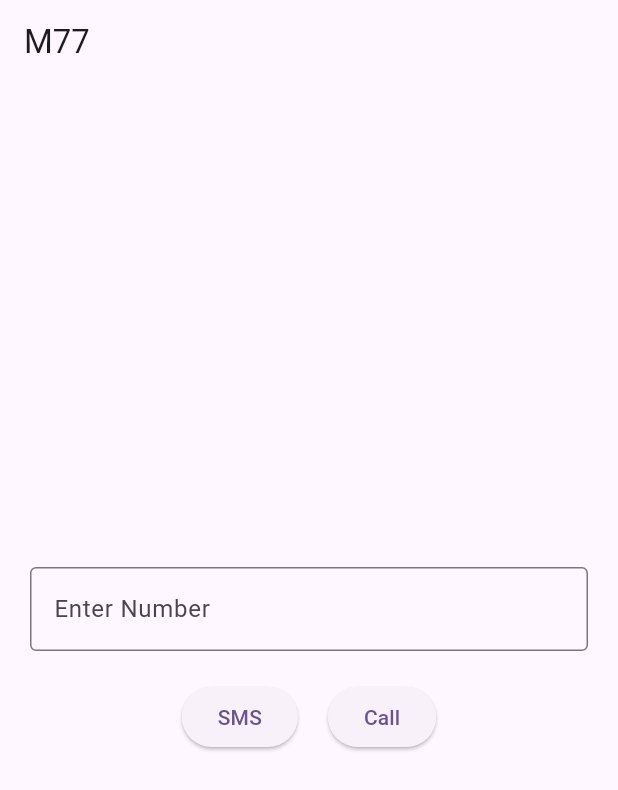
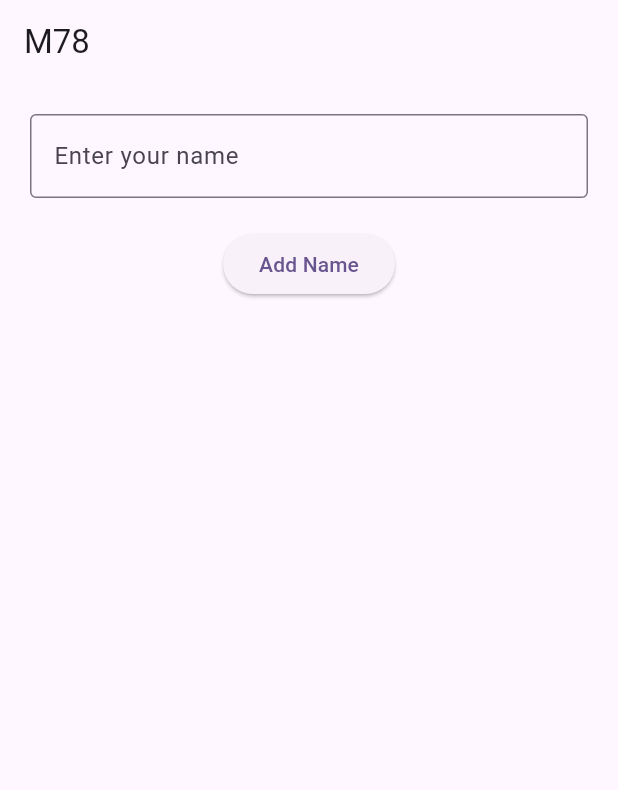
Before and after one commit to MalviRaval/Flutter_Assignment, a Flutter app: the screen it shows after launch, on a phone screen of 412 x 824 dp. Shown: the top 790 px of the screen. Run offline on Flutter 3.47's test engine with Material 3 defaults, Android fonts, the phone set to English and light mode, and no system bars; our stand-ins replace flutter_bloc, permission_handler.

Commit message:
Completed Assignment

```diff
--- /dev/null
+++ b/module_4/devtools_options.yaml
@@ -0,0 +1,3 @@
+description: This file stores settings for Dart & Flutter DevTools.
+documentation: https://docs.flutter.dev/tools/devtools/extensions#configure-extension-enablement-states
+extensions:
--- /dev/null
+++ b/module_4/lib/bloc/m_78/name_bloc.dart
@@ -0,0 +1,23 @@
+import 'package:flutter_bloc/flutter_bloc.dart';
+import 'package:module_4/bloc/m_78/name_event.dart';
+import 'package:module_4/bloc/m_78/name_state.dart';
+
+class NameBloc extends Bloc<NameEvent, NameState> {
+  NameBloc() : super(NameState([])) {
+    on<AddName>((event, emit) {
+      print(state.names);
+      final updatedNames = List<String>.from(state.names)..add(event.name);
+      emit(state.copyWith(names: updatedNames));
+    });
+    on<DeleteName>((event, enit) {
+      final updatedNames = List<String>.from(state.names)..remove(event.name);
+      emit(state.copyWith(names: updatedNames));
+    });
+    on<UpdateName>((event, emit) {
+      final updatedNames = List<String>.from(state.names)
+        ..removeAt(event.index)
+        ..insert(event.index, event.newName);
+      emit(state.copyWith(names: updatedNames));
+    });
+  }
+}
--- /dev/null
+++ b/module_4/lib/bloc/m_78/name_event.dart
@@ -0,0 +1,17 @@
+abstract class NameEvent {}
+
+class AddName extends NameEvent {
+  final String name;
+  AddName(this.name);
+}
+
+class DeleteName extends NameEvent {
+  final String name;
+  DeleteName(this.name);
+}
+
+class UpdateName extends NameEvent {
+  final int index;
+  final String newName;
+  UpdateName(this.index, this.newName);
+}
--- /dev/null
+++ b/module_4/lib/bloc/m_78/name_state.dart
@@ -0,0 +1,9 @@
+class NameState {
+  final List<String> names;
+
+  NameState(this.names);
+
+  NameState copyWith({List<String>? names}) {
+    return NameState(names ?? this.names);
+  }
+}
--- /dev/null
+++ b/module_4/lib/m_78.dart
@@ -0,0 +1,153 @@
+import 'package:flutter/material.dart';
+import 'package:flutter_bloc/flutter_bloc.dart';
+import 'package:module_4/bloc/m_78/name_bloc.dart';
+import 'package:module_4/bloc/m_78/name_event.dart';
+import 'package:module_4/bloc/m_78/name_state.dart';
+
+class M78 extends StatelessWidget {
+  M78({super.key});
+
+  final TextEditingController _nameController = TextEditingController();
+
+  @override
+  Widget build(BuildContext context) {
+    return Scaffold(
+        appBar: AppBar(
+          title: const Text('M78'),
+        ),
+        body: SingleChildScrollView(
+          child: SizedBox(
+            width: double.infinity,
+            height: MediaQuery.of(context).size.height,
+            child: Padding(
+              padding: const EdgeInsets.all(20.0),
+              child: Column(
+                spacing: 20,
+                mainAxisAlignment: MainAxisAlignment.center,
+                crossAxisAlignment: CrossAxisAlignment.center,
+                children: [
+                  TextField(
+                    controller: _nameController,
+                    decoration: InputDecoration(
+                      labelText: 'Enter your name',
+                      border: OutlineInputBorder(),
+                    ),
+                  ),
+                  ElevatedButton(
+                    onPressed: () {
+                      final name = _nameController.text;
+                      if (name.isNotEmpty) {
+                        _nameController.clear();
+                        context.read<NameBloc>().add(AddName(name));
+
+                        ScaffoldMessenger.of(context).showSnackBar(
+                          SnackBar(
+                            content: Text('Name $name added to list'),
+                          ),
+                        );
+                      }
+                    },
+                    child: const Text('Add Name'),
+                  ),
+                  BlocBuilder<NameBloc, NameState>(
+                    builder: (context, state) {
+                      return Expanded(
+                        child: ListView.builder(
+                            shrinkWrap: true,
+                            physics: NeverScrollableScrollPhysics(),
+                            itemCount: state.names.length,
+                            itemBuilder: (context, index) {
+                              return GestureDetector(
+                                onTap: () {
+                                  _openDialog(
+                                      context, state.names[index], index);
+                                },
+                                child: Dismissible(
+                                  background: Container(color: Colors.red),
+                                  key: Key(state.names[index]),
+                                  onDismissed: (direction) {
+                                    context
+                                        .read<NameBloc>()
+                                        .add(DeleteName(state.names[index]));
+                                    ScaffoldMessenger.of(context).showSnackBar(
+                                        SnackBar(
+                                            content: Text(
+                                                "Item ${state.names[index]} dismissed")));
+                                  },
+                                  child: Padding(
+                                    padding: const EdgeInsets.only(
+                                        top: 15.0, bottom: 15.0),
+                                    child: Text(state.names[index]),
+                                  ),
+                                ),
+                              );
+                            }),
+                      );
+                    },
+                  ),
+                ],
+              ),
+            ),
+          ),
+        ));
+  }
+
+  _openDialog(BuildContext context, String name, int index) {
+    return showDialog(
+        context: context,
+        barrierColor: Colors.white.withOpacity(0.5),
+        builder: (_) {
+          TextEditingController nameController =
+              TextEditingController(text: name);
+          return AlertDialog(
+            title: Text('Options'),
+            content: Column(
+              mainAxisSize: MainAxisSize.min,
+              mainAxisAlignment: MainAxisAlignment.center,
+              crossAxisAlignment: CrossAxisAlignment.start,
+              spacing: 20,
+              children: [
+                TextField(
+                  controller: nameController,
+                  decoration: InputDecoration(
+                    labelText: 'Enter your name',
+                    border: OutlineInputBorder(),
+                  ),
+                ),
+                Row(
+                  crossAxisAlignment: CrossAxisAlignment.center,
+                  spacing: 10,
+                  children: [
+                    ElevatedButton(
+                      onPressed: () {
+                        final newName = nameController.text;
+                        if (newName.isNotEmpty) {
+                          context
+                              .read<NameBloc>()
+                              .add(UpdateName(index, newName));
+                          Navigator.pop(context);
+                        }
+                      },
+                      child: Text(
+                        'Update',
+                        style: TextStyle(fontSize: 20),
+                      ),
+                    ),
+                    ElevatedButton(
+                      onPressed: () {
+                        Navigator.pop(context);
+                      },
+                      child: Text(
+                        'Cancel',
+                        style: TextStyle(fontSize: 20),
+                      ),
+                    ),
+                  ],
+                ),
+              ],
+            ),
+            actions: [],
+          );
+        });
+  }
+}
--- a/module_4/lib/main.dart
+++ b/module_4/lib/main.dart
@@ -1,8 +1,11 @@
 // ignore_for_file: prefer_const_constructors, prefer_const_literals_to_create_immutables
 
 import 'package:flutter/material.dart';
+import 'package:flutter_bloc/flutter_bloc.dart';
+import 'package:module_4/bloc/m_78/name_bloc.dart';
 import 'package:module_4/m_76.dart';
 import 'package:module_4/m_77.dart';
+import 'package:module_4/m_78.dart';
 
 void main() {
   runApp(const MyApp());
@@ -20,7 +23,15 @@ class MyApp extends StatelessWidget {
         colorScheme: ColorScheme.fromSeed(seedColor: Colors.deepPurple),
         useMaterial3: true,
       ),
-      home: M77(),
+      home: MultiBlocProvider(
+        providers: [
+
+          BlocProvider(
+            create: (context) => NameBloc(),
+          ),
+        ],
+        child: M78(),
+      ),
     );
   }
 }
--- a/module_4/pubspec.yaml
+++ b/module_4/pubspec.yaml
@@ -37,6 +37,7 @@ dependencies:
   cupertino_icons: ^1.0.8
   url_launcher: ^6.3.1
   permission_handler: ^11.4.0
+  flutter_bloc: ^9.1.0
 
 dev_dependencies:
   flutter_test:
```
Also changed, not shown: module_4/pubspec.lock, 4 other files.
